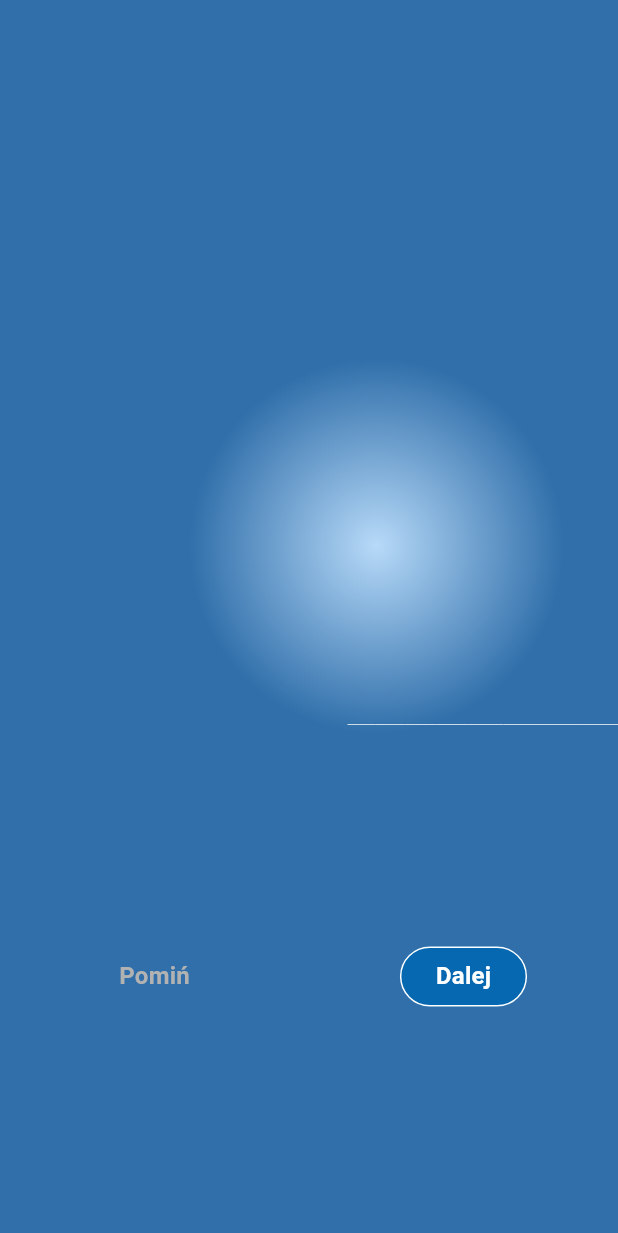
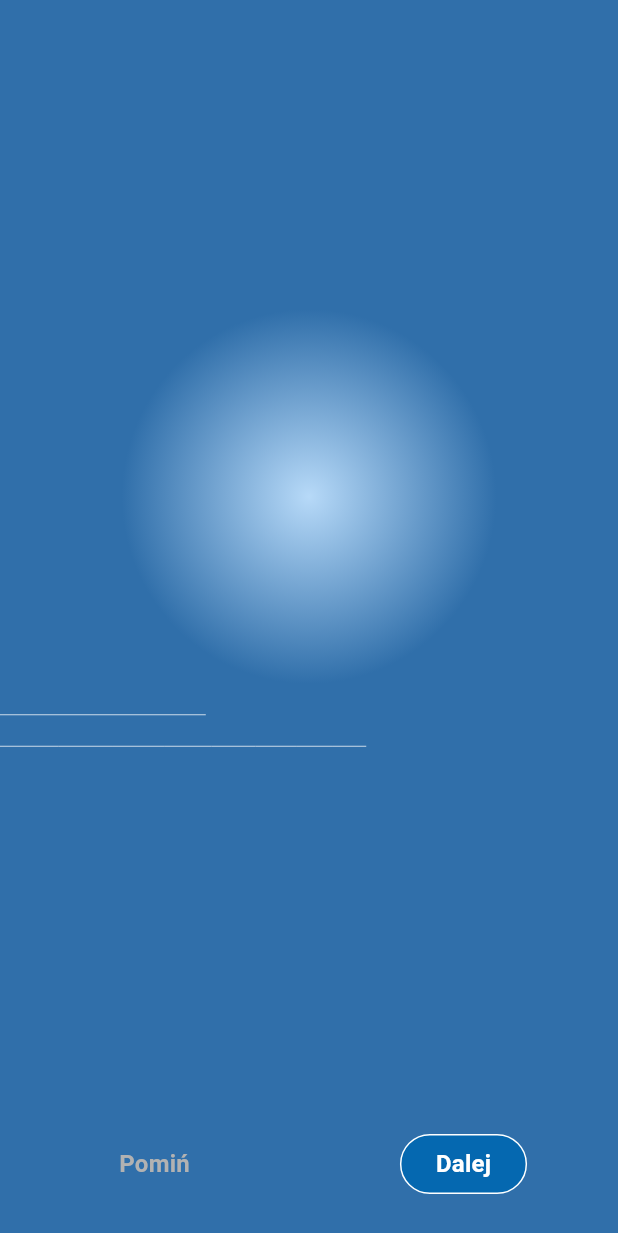
Before and after one commit to Wojtas399/pro_multimedia_recruitment_task, a Flutter app: the first screen one second after launch, on a phone screen of 412 x 824 dp. Shown: the top 1233 px of the screen. Run offline on Flutter 3.47's test engine with Material 3 defaults, Android fonts, the phone set to English and light mode, and no system bars.

Commit message:
Restructured slides content.

```diff
--- a/lib/main.dart
+++ b/lib/main.dart
@@ -1,7 +1,13 @@
 import 'package:flutter/material.dart';
 
 import 'config/theme.dart';
+import 'slides/slide_1/slide_1.dart';
+import 'slides/slide_2/slide_2.dart';
+import 'slides/slide_3/slide_3.dart';
+import 'slides/slide_4/slide_4.dart';
+import 'slides/slide_5/slide_5.dart';
 import 'slides/slide_6/slide_6.dart';
+import 'slides_actions.dart';
 
 void main() {
   runApp(const MyApp());
@@ -28,11 +34,41 @@ class Slides extends StatefulWidget {
 }
 
 class _SlidesState extends State<Slides> {
+  final List<Widget> _slides = const [
+    Slide1(),
+    Slide2(),
+    Slide3(),
+    Slide4(),
+    Slide5(),
+    Slide6(),
+  ];
+  int _currentSlideIndex = 0;
+
+  void _nextSlide() {
+    setState(() {
+      _currentSlideIndex = _currentSlideIndex + 1;
+    });
+  }
+
   @override
   Widget build(BuildContext context) {
-    return const Scaffold(
+    return Scaffold(
       body: SafeArea(
-        child: Slide6(),
+        child: Center(
+          child: Column(
+            mainAxisSize: MainAxisSize.min,
+            children: [
+              Expanded(
+                child: _slides[_currentSlideIndex],
+              ),
+              SlidesActions(
+                isLastSlide: _currentSlideIndex == _slides.length - 1,
+                onNextPressed: _nextSlide,
+              ),
+              const SizedBox(height: 24),
+            ],
+          ),
+        ),
       ),
     );
   }
--- a/lib/slides/slide_1/slide_1.dart
+++ b/lib/slides/slide_1/slide_1.dart
@@ -57,8 +57,8 @@ class _State extends State<Slide1> with TickerProviderStateMixin {
   Widget build(BuildContext context) {
     return SlideSkeleton(
       radialGradientOffset: switch (context.deviceOrientation) {
-        Orientation.portrait => const Offset(0, -75),
-        Orientation.landscape => const Offset(0, -46),
+        Orientation.portrait => const Offset(0, -45),
+        Orientation.landscape => const Offset(0, -10),
       },
       title: const Slide1Title(),
       imagePath: 'assets/2.png',
--- a/lib/slides/slide_2/slide_2.dart
+++ b/lib/slides/slide_2/slide_2.dart
@@ -57,8 +57,8 @@ class _State extends State<Slide2> with TickerProviderStateMixin {
   Widget build(BuildContext context) {
     return SlideSkeleton(
       radialGradientOffset: switch (context.deviceOrientation) {
-        Orientation.portrait => const Offset(21, 6),
-        Orientation.landscape => const Offset(13, 0),
+        Orientation.portrait => const Offset(21, 41),
+        Orientation.landscape => const Offset(13, 32),
       },
       title: const Slide2Title(),
       imagePath: 'assets/3.png',
--- a/lib/slides/slide_3/slide_3.dart
+++ b/lib/slides/slide_3/slide_3.dart
@@ -41,8 +41,8 @@ class _State extends State<Slide3> with TickerProviderStateMixin {
   Widget build(BuildContext context) {
     return SlideSkeleton(
       radialGradientOffset: switch (context.deviceOrientation) {
-        Orientation.portrait => const Offset(18, -50),
-        Orientation.landscape => const Offset(15, -33),
+        Orientation.portrait => const Offset(18, -15),
+        Orientation.landscape => const Offset(15, -1),
       },
       title: const Slide3Title(),
       imagePath: 'assets/4.png',
--- a/lib/slides/slide_4/slide_4.dart
+++ b/lib/slides/slide_4/slide_4.dart
@@ -11,8 +11,8 @@ class Slide4 extends StatelessWidget {
   Widget build(BuildContext context) {
     return SlideSkeleton(
       radialGradientOffset: switch (context.deviceOrientation) {
-        Orientation.portrait => const Offset(65, -55),
-        Orientation.landscape => const Offset(40, -35),
+        Orientation.portrait => const Offset(65, -20),
+        Orientation.landscape => const Offset(40, -3),
       },
       title: const Slide4Title(),
       imagePath: 'assets/5.png',
--- a/lib/slides/slide_5/slide_5.dart
+++ b/lib/slides/slide_5/slide_5.dart
@@ -11,8 +11,8 @@ class Slide5 extends StatelessWidget {
   Widget build(BuildContext context) {
     return SlideSkeleton(
       radialGradientOffset: switch (context.deviceOrientation) {
-        Orientation.portrait => const Offset(30, -50),
-        Orientation.landscape => const Offset(18, -42),
+        Orientation.portrait => const Offset(30, -15),
+        Orientation.landscape => const Offset(18, -10),
       },
       title: const Slide5Title(),
       imagePath: 'assets/6.png',
--- a/lib/slides/slide_6/slide_6.dart
+++ b/lib/slides/slide_6/slide_6.dart
@@ -41,8 +41,8 @@ class _State extends State<Slide6> with TickerProviderStateMixin {
   Widget build(BuildContext context) {
     return SlideSkeleton(
       radialGradientOffset: switch (context.deviceOrientation) {
-        Orientation.portrait => const Offset(45, -48),
-        Orientation.landscape => const Offset(25, -37),
+        Orientation.portrait => const Offset(45, -13),
+        Orientation.landscape => const Offset(25, -5),
       },
       title: const Slide6Title(),
       imagePath: 'assets/1.png',
--- a/lib/slides/slide_radial_gradient.dart
+++ b/lib/slides/slide_radial_gradient.dart
@@ -25,7 +25,7 @@ class SlideRadialGradient extends StatelessWidget {
                   center: Alignment.center,
                   radius: switch (context.deviceOrientation) {
                     Orientation.portrait => .33,
-                    Orientation.landscape => .20,
+                    Orientation.landscape => .24,
                   },
                   colors: [
                     const Color(0xFFC3E3FF),
--- a/lib/slides/slide_skeleton.dart
+++ b/lib/slides/slide_skeleton.dart
@@ -2,7 +2,6 @@ import 'dart:async';
 
 import 'package:flutter/material.dart';
 
-import '../slides_actions.dart';
 import 'slide_animated_position_and_opacity.dart';
 import 'slide_image.dart';
 import 'slide_radial_gradient.dart';
@@ -111,10 +110,6 @@ class _State extends State<SlideSkeleton> with TickerProviderStateMixin {
           child: Container(
             constraints: const BoxConstraints(maxWidth: 500),
             padding: const EdgeInsets.symmetric(vertical: 16),
-            child: Column(
-              mainAxisSize: MainAxisSize.min,
-              children: [
-                Flexible(
             child: SizedBox(
               width: double.infinity,
               child: LayoutBuilder(
@@ -140,13 +135,6 @@ class _State extends State<SlideSkeleton> with TickerProviderStateMixin {
                   );
                 },
               ),
-                  ),
-                ),
-                const SizedBox(height: 16),
-                SlidesActions(
-                  onNextPressed: () {},
-                ),
-              ],
             ),
           ),
         ),
--- a/lib/slides_actions.dart
+++ b/lib/slides_actions.dart
@@ -1,16 +1,23 @@
 import 'package:flutter/material.dart';
 
 class SlidesActions extends StatelessWidget {
+  final bool isLastSlide;
   final VoidCallback onNextPressed;
 
   const SlidesActions({
     super.key,
+    required this.isLastSlide,
     required this.onNextPressed,
   });
 
   @override
   Widget build(BuildContext context) {
-    return Row(
+    return isLastSlide
+        ? FilledButton(
+            onPressed: () {},
+            child: Text('Zaczynamy'),
+          )
+        : Row(
             children: [
               const Expanded(
                 child: Center(
```
Lines whose indentation alone changed are shown as unchanged.
